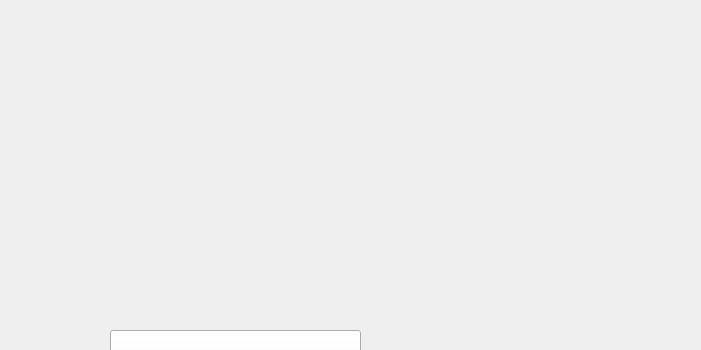
Old version of the form qt-designer/profil-gui.ui in the repository marcos-188/deadlock-stats; both pictures show x 0 to 701 and y 0 to 350 of the 800 by 600 pixel window.
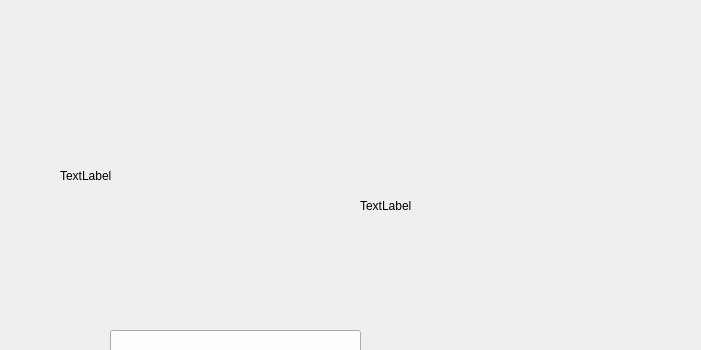
New version of the form.

Commit message: testowe pobierania nicku i profilowego ze steam

The edit to the form file:
```diff
--- a/qt-designer/profil-gui.ui
+++ b/qt-designer/profil-gui.ui
@@ -45,6 +45,32 @@
      <string>Szukaj</string>
     </property>
    </widget>
+   <widget class="QLabel" name="label">
+    <property name="geometry">
+     <rect>
+      <x>360</x>
+      <y>170</y>
+      <width>241</width>
+      <height>71</height>
+     </rect>
+    </property>
+    <property name="text">
+     <string>TextLabel</string>
+    </property>
+   </widget>
+   <widget class="QLabel" name="label_obrazek">
+    <property name="geometry">
+     <rect>
+      <x>60</x>
+      <y>140</y>
+      <width>241</width>
+      <height>71</height>
+     </rect>
+    </property>
+    <property name="text">
+     <string>TextLabel</string>
+    </property>
+   </widget>
   </widget>
   <widget class="QMenuBar" name="menubar">
    <property name="geometry">
```
The commit also changes 2 other files.
